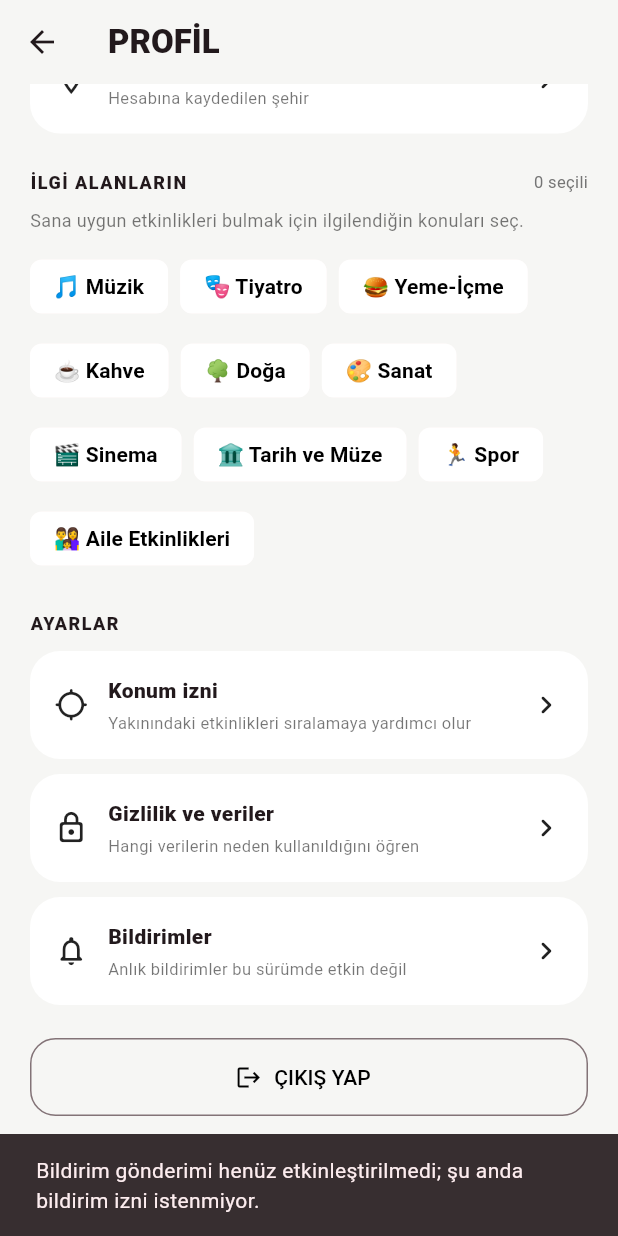
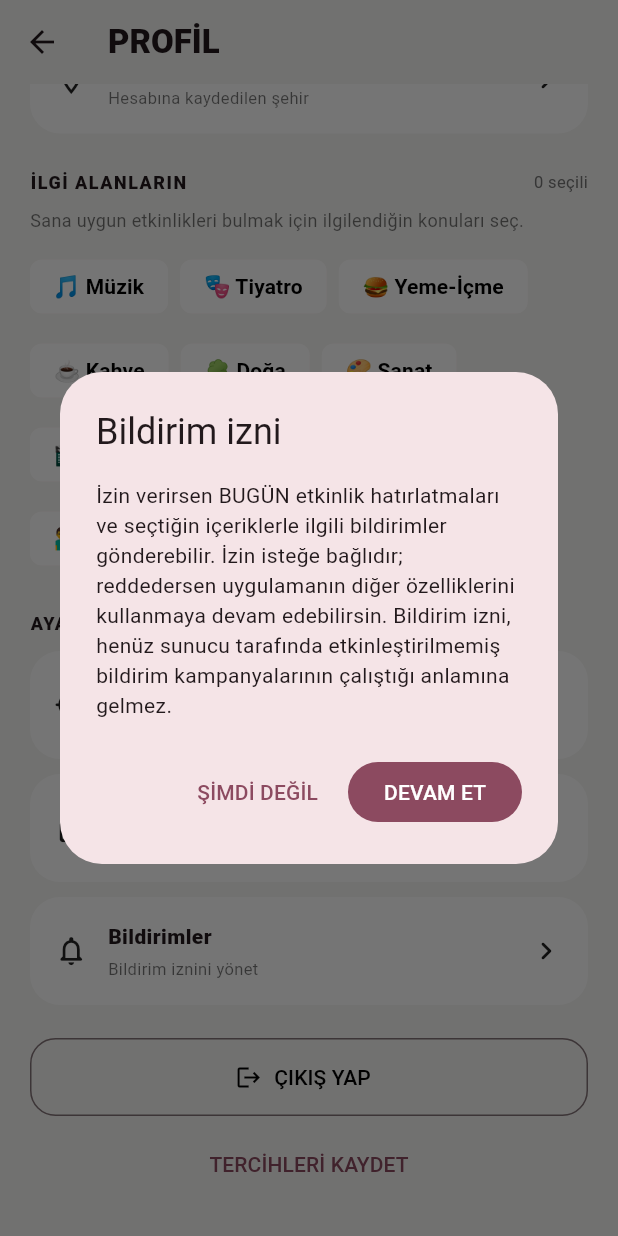
Before and after one commit to ssselimilhan-cell/Bu-G-n, a Flutter app: the ProfileScreen screen opened directly, scrolled down 204 dp, after a tap on "Bildirimler", on a phone screen of 412 x 824 dp. Run offline on Flutter 3.47's test engine with Material 3 defaults, Android fonts, the phone set to English and light mode, and no system bars; our stand-ins replace geolocator, permission_handler, shared_preferences, supabase_flutter; accounts and stored records are empty.

Commit message:
Implement notification permission request and disclosure

```diff
--- a/lib/screens/profile_screen.dart
+++ b/lib/screens/profile_screen.dart
@@ -1,5 +1,6 @@
 import 'package:flutter/material.dart';
 import 'package:geolocator/geolocator.dart';
+import 'package:permission_handler/permission_handler.dart';
 import 'package:shared_preferences/shared_preferences.dart';
 import 'package:supabase_flutter/supabase_flutter.dart';
 
@@ -325,6 +326,39 @@ class _ProfileScreenState extends State<ProfileScreen> {
     }
   }
 
+  Future<void> _requestNotifications() async {
+    final explain = await showDialog<bool>(
+      context: context,
+      builder: (context) => AlertDialog(
+        title: const Text('Bildirim izni'),
+        content: const Text(
+          'İzin verirsen BUGÜN etkinlik hatırlatmaları ve seçtiğin içeriklerle ilgili bildirimler gönderebilir. '
+          'İzin isteğe bağlıdır; reddedersen uygulamanın diğer özelliklerini kullanmaya devam edebilirsin. '
+          'Bildirim izni, henüz sunucu tarafında etkinleştirilmemiş bildirim kampanyalarının çalıştığı anlamına gelmez.',
+        ),
+        actions: [
+          TextButton(onPressed: () => Navigator.pop(context, false), child: const Text('ŞİMDİ DEĞİL')),
+          FilledButton(onPressed: () => Navigator.pop(context, true), child: const Text('DEVAM ET')),
+        ],
+      ),
+    );
+    if (explain != true || !mounted) return;
+    try {
+      final status = await Permission.notification.request();
+      if (!mounted) return;
+      if (status.isGranted || status.isLimited) {
+        _showSnack('Bildirim izni verildi. Bildirim gönderimi sunucu yapılandırmasına bağlıdır.');
+      } else if (status.isPermanentlyDenied) {
+        _showSnack('Bildirim izni kapalı. İstersen uygulama ayarlarından açabilirsin.');
+        await openAppSettings();
+      } else {
+        _showSnack('Bildirim izni verilmedi. Uygulamayı kullanmaya devam edebilirsin.');
+      }
+    } catch (_) {
+      if (mounted) _showSnack('Bildirim izni kontrol edilemedi.');
+    }
+  }
+
   void _showPrivacy() {
     showDialog<void>(
       context: context,
@@ -409,7 +443,7 @@ class _ProfileScreenState extends State<ProfileScreen> {
                   const SizedBox(height: 10),
                   _settingCard(icon: Icons.lock_outline_rounded, title: 'Gizlilik ve veriler', subtitle: 'Hangi verilerin neden kullanıldığını öğren', onTap: _showPrivacy),
                   const SizedBox(height: 10),
-                  _settingCard(icon: Icons.notifications_none_rounded, title: 'Bildirimler', subtitle: 'Anlık bildirimler bu sürümde etkin değil', onTap: () => _showSnack('Bildirim gönderimi henüz etkinleştirilmedi; şu anda bildirim izni istenmiyor.')),
+                  _settingCard(icon: Icons.notifications_none_rounded, title: 'Bildirimler', subtitle: 'Bildirim iznini yönet', onTap: _requestNotifications),
                   const SizedBox(height: 22),
                   if (!signedIn)
                     FilledButton(
```
